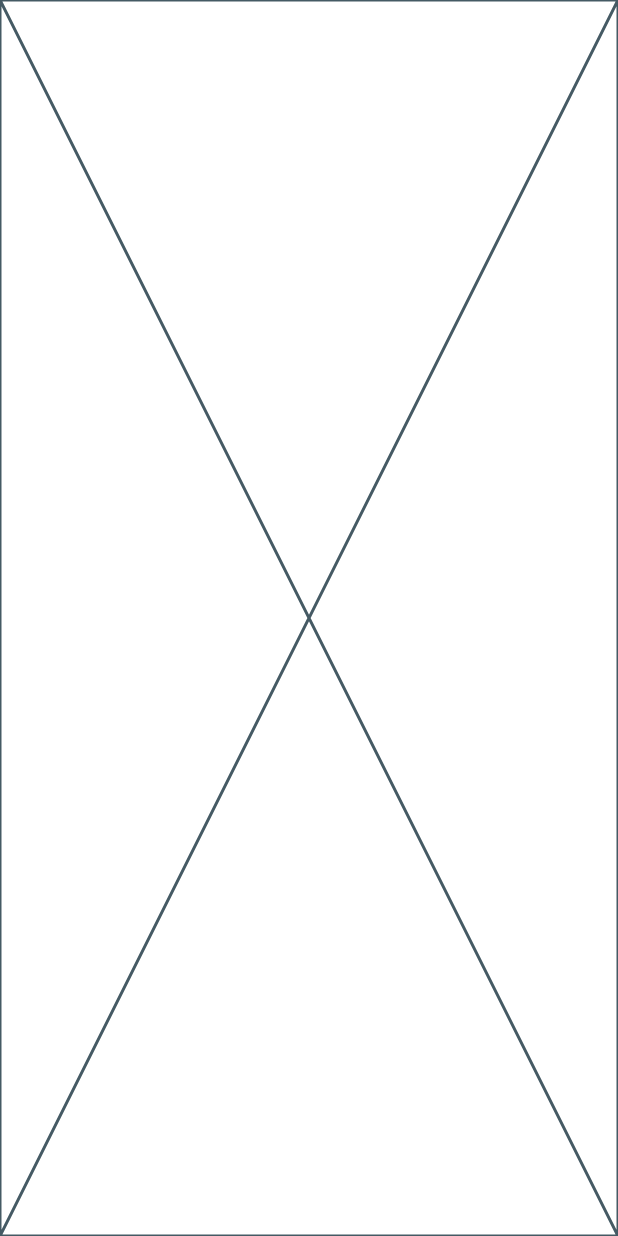
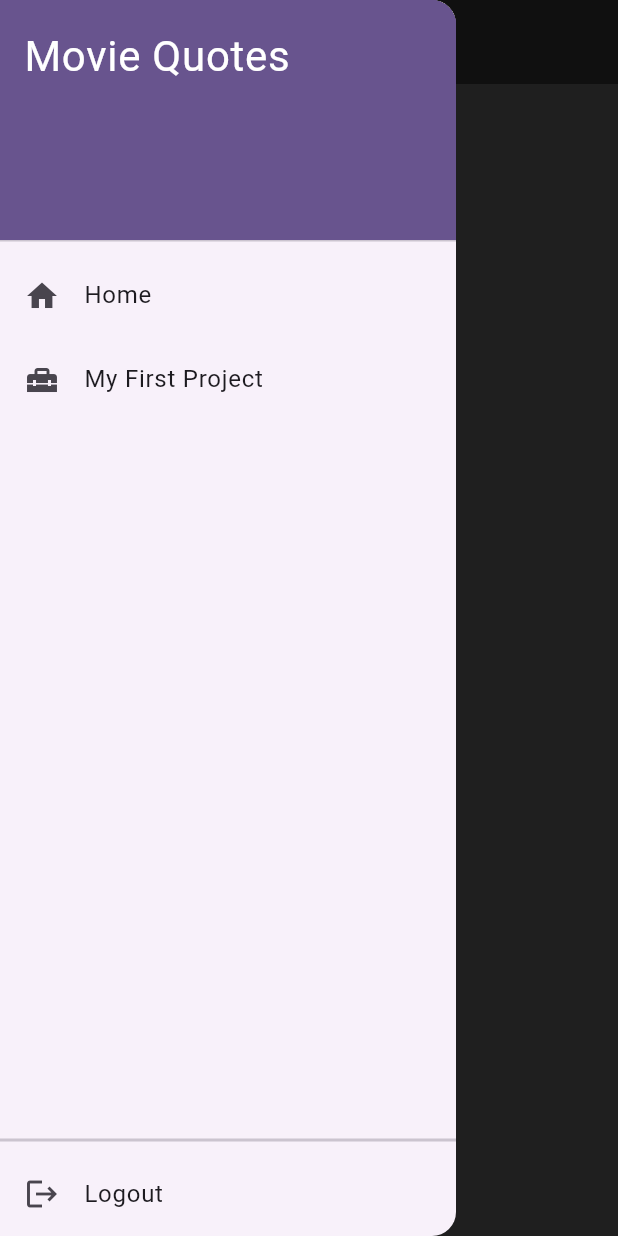
Before and after one commit to jthorp07/use-case-manager-csse480, a Flutter app: the screen it shows after launch, with the side drawer open (before the commit the screen has no drawer), on a phone screen of 412 x 824 dp. Run offline on Flutter 3.47's test engine with Material 2 defaults, Android fonts, the phone set to English and light mode, and no system bars; our stand-ins replace cloud_firestore, firebase_auth, firebase_core; accounts and stored records are empty.

Commit message:
Plopped in some auth stuff for future use App now runs the start of a landing page

```diff
--- /dev/null
+++ b/use_case_manager/lib/components/color_scheme.dart
@@ -0,0 +1,7 @@
+import 'package:flutter/material.dart';
+
+class UCMColorScheme {
+  static const roseRed = Color.fromARGB(255, 128, 0, 0);
+  static const darkGray = Color.fromARGB(255, 34, 34, 34);
+  static const lightGray = Color.fromARGB(255, 68, 68, 68);
+}
--- /dev/null
+++ b/use_case_manager/lib/components/ucm_drawer.dart
@@ -0,0 +1,61 @@
+import 'package:flutter/material.dart';
+import 'package:use_case_manager/components/color_scheme.dart';
+import 'package:use_case_manager/managers/auth_manager.dart';
+
+class UCMDrawer extends StatelessWidget {
+  final void Function() navigateHome;
+  final void Function() navigateToProject;
+
+  const UCMDrawer({
+    super.key,
+    required this.navigateHome,
+    required this.navigateToProject,
+  });
+
+  @override
+  Widget build(BuildContext context) {
+    return Drawer(
+      child: Column(
+        crossAxisAlignment: CrossAxisAlignment.stretch,
+        children: [
+          DrawerHeader(
+            decoration:
+                BoxDecoration(color: Theme.of(context).colorScheme.primary),
+            child: const Text(
+              "Movie Quotes",
+              style: TextStyle(color: Colors.white, fontSize: 28.0),
+            ),
+          ),
+          ListTile(
+            title: const Text("Home"),
+            leading: const Icon(Icons.home),
+            onTap: () {
+              Navigator.of(context).pop();
+              navigateHome();
+            },
+          ),
+          ListTile(
+            title: const Text("My First Project"),
+            leading: const Icon(Icons.home_repair_service),
+            onTap: () {
+              Navigator.of(context).pop();
+              navigateToProject();
+            },
+          ),
+          const Spacer(),
+          const Divider(
+            thickness: 2.0,
+          ),
+          ListTile(
+            title: const Text("Logout"),
+            leading: const Icon(Icons.logout),
+            onTap: () {
+              Navigator.of(context).pop();
+              AuthManager.instance.signOut();
+            },
+          ),
+        ],
+      ),
+    );
+  }
+}
--- a/use_case_manager/lib/main.dart
+++ b/use_case_manager/lib/main.dart
@@ -1,4 +1,5 @@
 import 'package:flutter/material.dart';
+import 'package:use_case_manager/pages/landing_page.dart';
 
 void main() {
   runApp(const MyApp());
@@ -16,7 +17,7 @@ class MyApp extends StatelessWidget {
         colorScheme: ColorScheme.fromSeed(seedColor: Colors.deepPurple),
         useMaterial3: true,
       ),
-      home: const Placeholder(),
+      home: const UseCaseManagerLandingPage(),
     );
   }
 }
--- a/use_case_manager/lib/pages/landing_page.dart
+++ b/use_case_manager/lib/pages/landing_page.dart
@@ -1,4 +1,6 @@
 import 'package:flutter/material.dart';
+import 'package:use_case_manager/components/color_scheme.dart';
+import 'package:use_case_manager/components/ucm_drawer.dart';
 
 class UseCaseManagerLandingPage extends StatefulWidget {
   const UseCaseManagerLandingPage({super.key});
@@ -11,6 +13,43 @@ class UseCaseManagerLandingPage extends StatefulWidget {
 class _UseCaseManagerLandingPageState extends State<UseCaseManagerLandingPage> {
   @override
   Widget build(BuildContext context) {
-    return const Placeholder();
+    return Scaffold(
+      appBar: AppBar(
+        leading: Builder(
+          builder: (context) {
+            return Container(
+              margin: const EdgeInsets.all(5),
+              decoration: BoxDecoration(
+                borderRadius: BorderRadius.circular(5),
+                color: UCMColorScheme.roseRed,
+                ),
+              child: IconButton(
+                icon: const Icon(Icons.menu_rounded),
+                color: UCMColorScheme.darkGray,
+                onPressed: () {
+                  Scaffold.of(context).openDrawer();
+                },
+              ),
+            );
+          }
+        ),
+        title: const Text("Use Case Manager"),
+        centerTitle: true,
+        backgroundColor: UCMColorScheme.darkGray,
+      ),
+      body: Center(
+        child: Container(
+          color: UCMColorScheme.darkGray,
+          child: Column(
+            children: [
+
+            ],
+          ),
+        ),
+      ),
+      backgroundColor: UCMColorScheme.lightGray,
+      drawer: UCMDrawer(navigateHome: () {}, navigateToProject: () {}),
+
+    );
   }
 }
--- a/use_case_manager/pubspec.yaml
+++ b/use_case_manager/pubspec.yaml
@@ -10,6 +10,7 @@ dependencies:
   cupertino_icons: ^1.0.2
   firebase_core: ^2.19.0
   cloud_firestore: ^4.11.0
+  firebase_auth: ^4.13.0
 dev_dependencies:
   flutter_test:
     sdk: flutter
```
Also changed, not shown: use_case_manager/lib/managers/auth_manager.dart (added, +125 -0 lines), use_case_manager/pubspec.lock, 3 other files.
